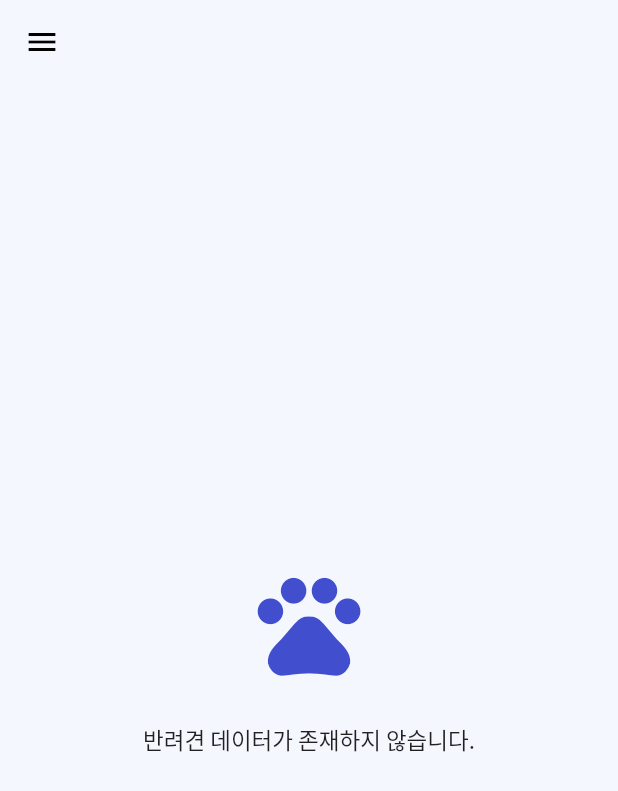
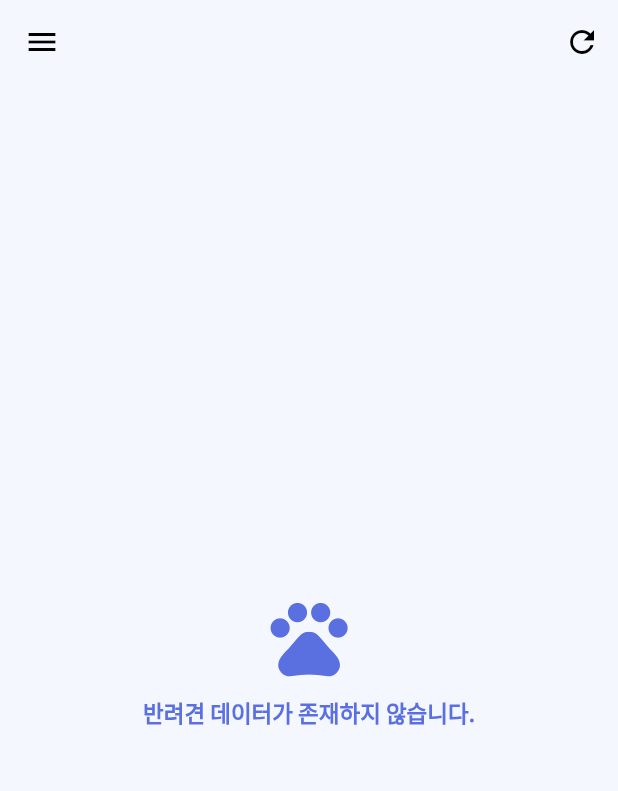
Before and after one commit to livlikwav/GoodPooPee_frontend, a Flutter app: the ReportScreen screen opened by its route, on a phone screen of 412 x 824 dp. Shown: the top 791 px of the screen. Run offline on Flutter 3.47's test engine with Material 2 defaults, Android fonts, the phone set to English and light mode, and no system bars; our stand-ins replace dio, fl_chart, flutter_slidable, flutter_svg, image_gallery_saver, liquid_progress_indicator and 2 more; missing offline and left inert: add_thumbnail, fab_circular_menu, flutter_vlc_player; accounts and stored records are empty; generated files the repository leaves out were written again; statements that could not run were skipped.

Commit message:
Add AppBar refresh button

```diff
--- a/gpp_app/lib/screens/report/report.dart
+++ b/gpp_app/lib/screens/report/report.dart
@@ -4,6 +4,7 @@ import 'package:gpp_app/models/json/daily_report.dart';
 import 'package:gpp_app/models/json/monthly_report.dart';
 import 'package:gpp_app/models/network/dio_client.dart';
 import 'package:gpp_app/models/provider/user_profile.dart';
+import 'package:gpp_app/routes.dart';
 import 'package:gpp_app/screens/report/widgets/daily_report_card.dart';
 import 'package:gpp_app/widgets/custom_app_bar.dart';
 import 'package:gpp_app/widgets/empty_card.dart';
@@ -40,8 +41,8 @@ class _ReportScreenState extends State<ReportScreen> {
     // Get today's date (default)
     todaysDate = DateFormat('yyyy-MM-dd').format(DateTime.now());
     //DEBUG!!!!!!!!!!!!!
-    todaysDate = DateFormat('yyyy-MM-dd')
-        .format(DateTime.now().subtract(Duration(days: 1)));
+    // todaysDate = DateFormat('yyyy-MM-dd')
+    //     .format(DateTime.now().subtract(Duration(days: 1)));
     //DEBUG!!!!!!!!!!!!!
     // MyLogger.debug('Present datetime is $todaysDate');
     getReports(context);
@@ -88,7 +89,17 @@ class _ReportScreenState extends State<ReportScreen> {
       child: Scaffold(
         primary: true,
         backgroundColor: AppColors.backgroundColor,
-        appBar: customAppBar(),
+        appBar: customAppBar(
+          refreshIcon: IconButton(
+            icon: const Icon(Icons.refresh),
+            tooltip: '새로고침',
+            onPressed: () {
+              setState(() {
+                Navigator.of(context).popAndPushNamed(Routes.report);
+              });
+            },
+          ),
+        ),
         drawer: DrawerMenu(),
         body: _buildBody(context),
       ),
--- a/gpp_app/lib/widgets/custom_app_bar.dart
+++ b/gpp_app/lib/widgets/custom_app_bar.dart
@@ -1,9 +1,14 @@
 import 'package:flutter/material.dart';
 import 'package:gpp_app/constants/colors.dart';
 
-AppBar customAppBar() {
+AppBar customAppBar({IconButton refreshIcon}) {
   return AppBar(
     title: null,
     backgroundColor: AppColors.backgroundColor,
+    actions: refreshIcon != null
+        ? <Widget>[
+            refreshIcon,
+          ]
+        : null,
   );
 }
--- a/gpp_app/lib/widgets/empty_card.dart
+++ b/gpp_app/lib/widgets/empty_card.dart
@@ -12,6 +12,7 @@ class EmptyCard extends StatelessWidget {
   @override
   Widget build(BuildContext context) {
     return Container(
+      padding: const EdgeInsets.all(10.0),
       decoration: BoxDecoration(
         borderRadius: BorderRadius.circular(getBlockSizeHorizontal(5)),
       ),
@@ -22,11 +23,17 @@ class EmptyCard extends StatelessWidget {
         children: <Widget>[
           Icon(
             Icons.pets,
-            color: AppColors.accentColor,
-            size: getBlockSizeHorizontal(20),
+            color: AppColors.primaryColor,
+            size: getBlockSizeHorizontal(15),
           ),
-          SizedBox(height: getBlockSizeVertical(3)),
-          Text(text),
+          SizedBox(height: getBlockSizeVertical(1)),
+          Text(
+            text,
+            style: TextStyle(
+              color: AppColors.primaryColor,
+              fontWeight: FontWeight.bold,
+            ),
+          ),
         ],
       ),
     );
```
Also changed, not shown: gpp_app/lib/screens/logs/logs.dart (+12 -1 lines), gpp_app/lib/screens/report/components/waiting_card.dart (+8 -1 lines).
